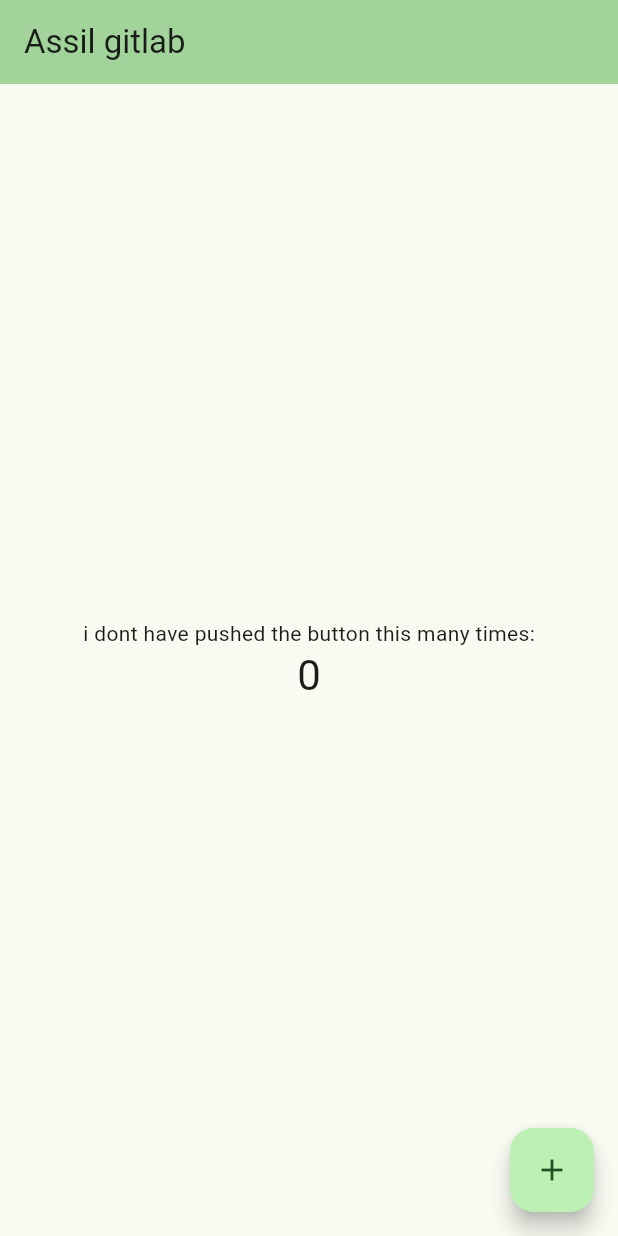
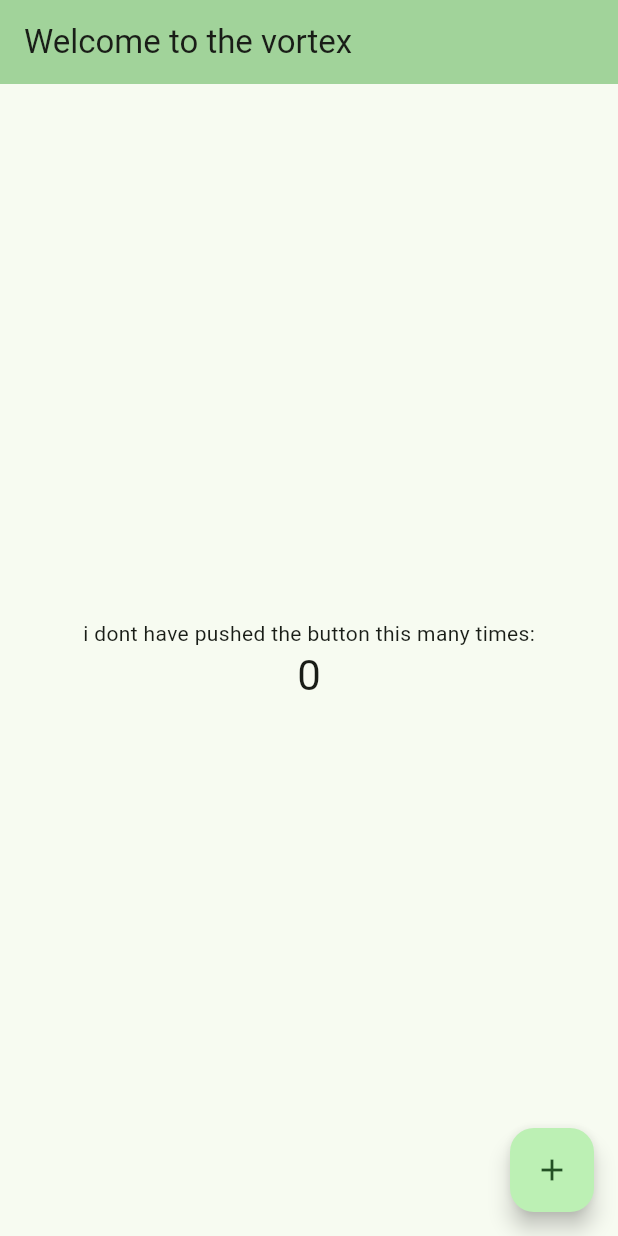
Before and after one commit to aconitum001/tesst_lab, a Flutter app: the screen it shows after launch, on a phone screen of 412 x 824 dp. Run offline on Flutter 3.47's test engine with Material 3 defaults, Android fonts, the phone set to English and light mode, and no system bars.

Commit message:
added by assil

```diff
--- a/lib/main.dart
+++ b/lib/main.dart
@@ -15,7 +15,7 @@ class MyApp extends StatelessWidget {
         colorScheme: ColorScheme.fromSeed(seedColor: Colors.green),
         useMaterial3: true,
       ),
-      home: const MyHomePage(title: 'Assil gitlab'),
+      home: const MyHomePage(title: 'Welcome to the vortex'),
     );
   }
 }
```
